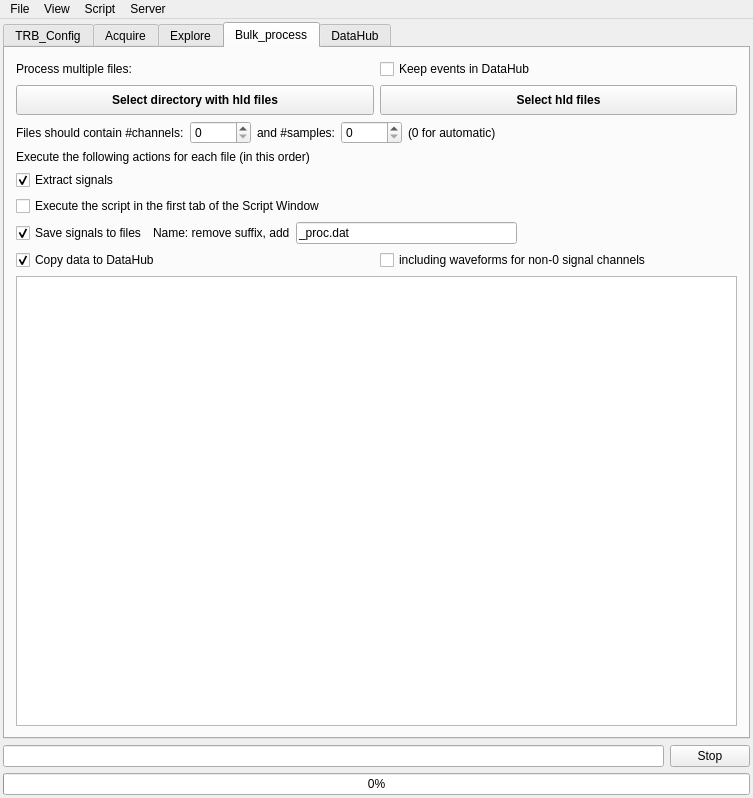
Above: GUI/mainwindow.ui from andrmor/TRB3reader before the change. Below: the same form after it.
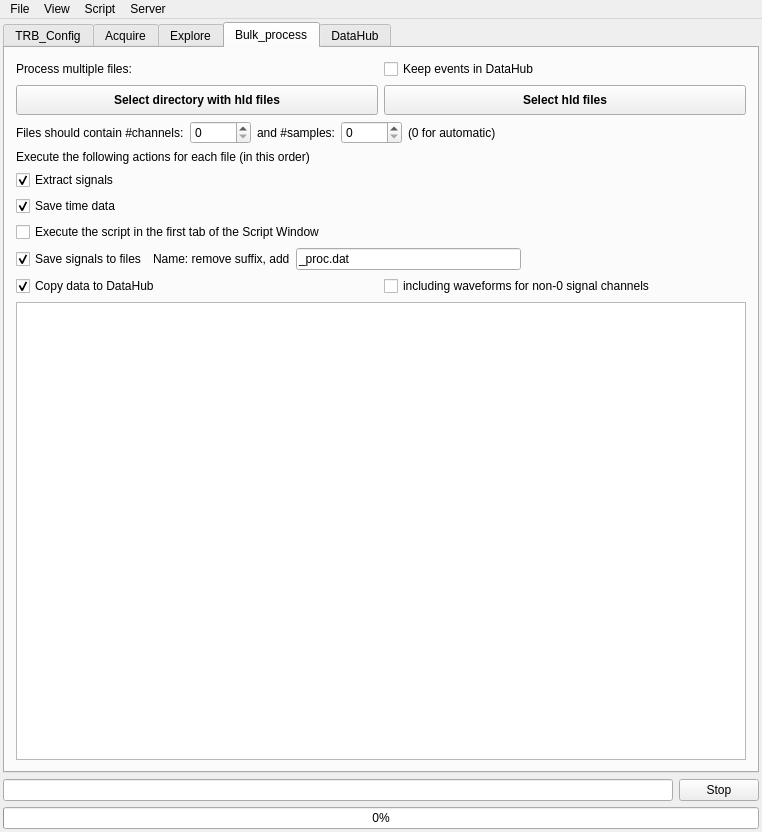
That is the form after the change. The open tabs and pages were chosen to show the change.

Patch:
```diff
--- a/GUI/mainwindow.ui
+++ b/GUI/mainwindow.ui
@@ -6,8 +6,8 @@
    <rect>
     <x>0</x>
     <y>0</y>
-    <width>753</width>
-    <height>798</height>
+    <width>762</width>
+    <height>832</height>
    </rect>
   </property>
   <property name="windowTitle">
@@ -4364,7 +4364,6 @@
             </property>
             <property name="font">
              <font>
-              <weight>75</weight>
               <bold>true</bold>
              </font>
             </property>
@@ -4383,7 +4382,6 @@
             </property>
             <property name="font">
              <font>
-              <weight>75</weight>
               <bold>true</bold>
              </font>
             </property>
@@ -4490,6 +4488,16 @@
           </property>
          </widget>
         </item>
+        <item>
+         <widget class="QCheckBox" name="cbSaveTime">
+          <property name="text">
+           <string>Save time data</string>
+          </property>
+          <property name="checked">
+           <bool>true</bool>
+          </property>
+         </widget>
+        </item>
         <item>
          <widget class="QCheckBox" name="cbAutoExecuteScript">
           <property name="text">
@@ -4810,7 +4818,7 @@
     <rect>
      <x>0</x>
      <y>0</y>
-     <width>753</width>
+     <width>762</width>
      <height>22</height>
     </rect>
    </property>
```
Left out of the diff: 24 changed lines with no effect on the pictures.
